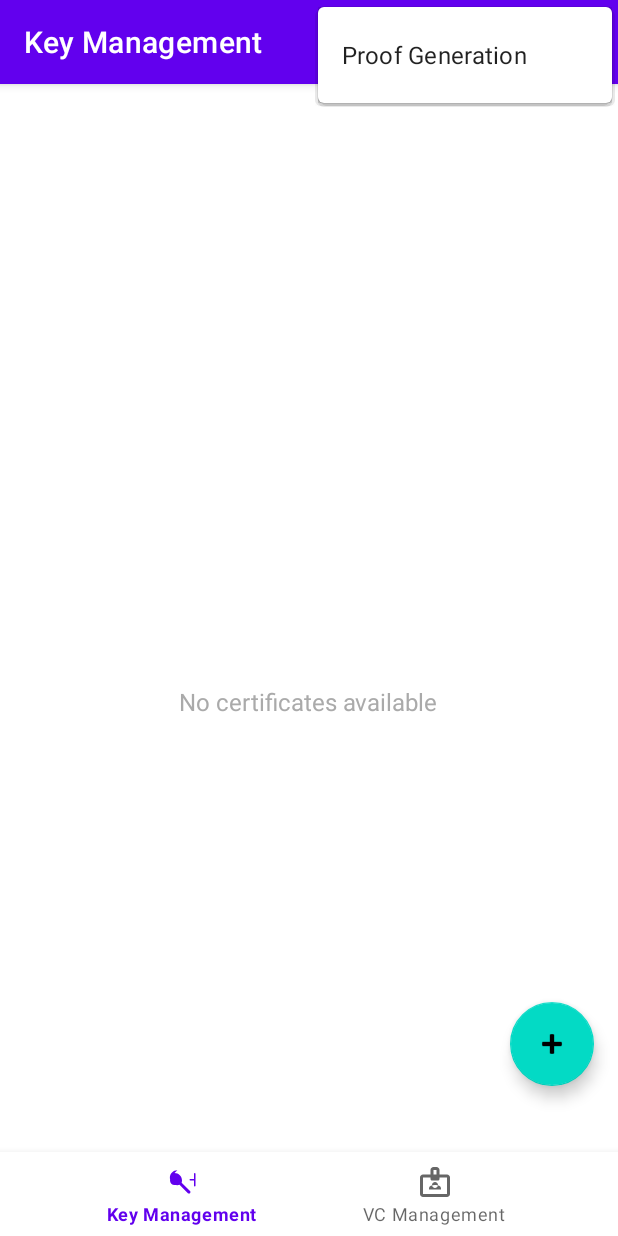
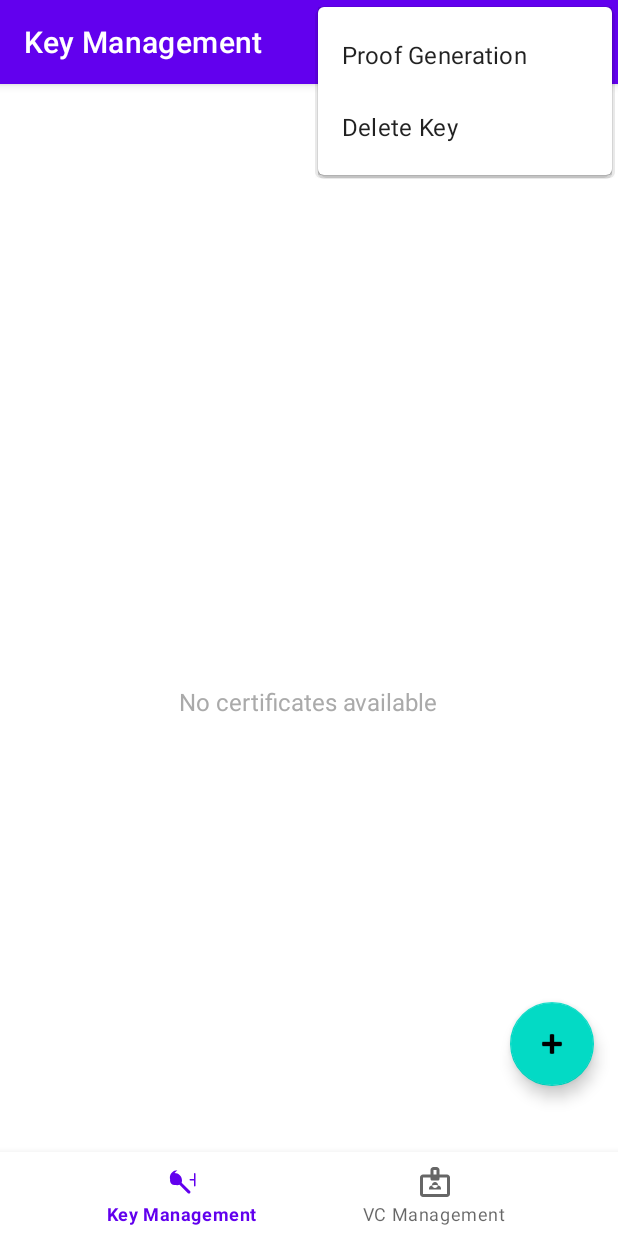
Before and after one commit to yamdan/anastasia, an Android app: the screen it shows after launch (MainActivity), with the options menu open, on a phone screen of 412 x 824 dp. Run offline under Robolectric (Android 15) with nearby library versions, the phone set to English and light mode, and no system bars; our stand-ins replace navigation-ui; 3 statements that could not run were skipped.

Commit message:
add key deletion function

```diff
--- a/android/v2/app/src/main/res/menu/home_menu.xml
+++ b/android/v2/app/src/main/res/menu/home_menu.xml
@@ -8,4 +8,10 @@
         android:orderInCategory="100"
         app:showAsAction="never" />
 
+    <item
+        android:id="@+id/action_delete_key"
+        android:title="Delete Key"
+        android:orderInCategory="200"
+        app:showAsAction="never" />
+
 </menu>
```
Also changed, not shown: android/v2/app/src/main/java/org/ethtokyo/hackathon/anastasia/ui/home/HomeFragment.kt (+13 -0 lines), android/v2/app/src/main/java/org/ethtokyo/hackathon/anastasia/ui/home/HomeViewModel.kt (+9 -0 lines).
